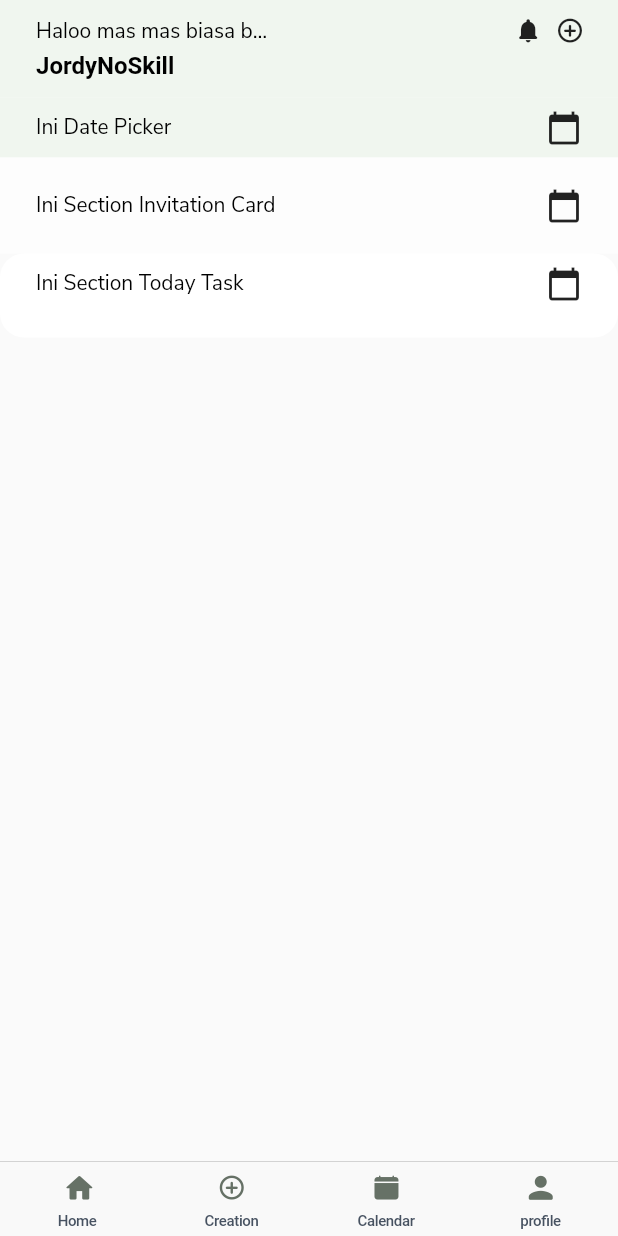
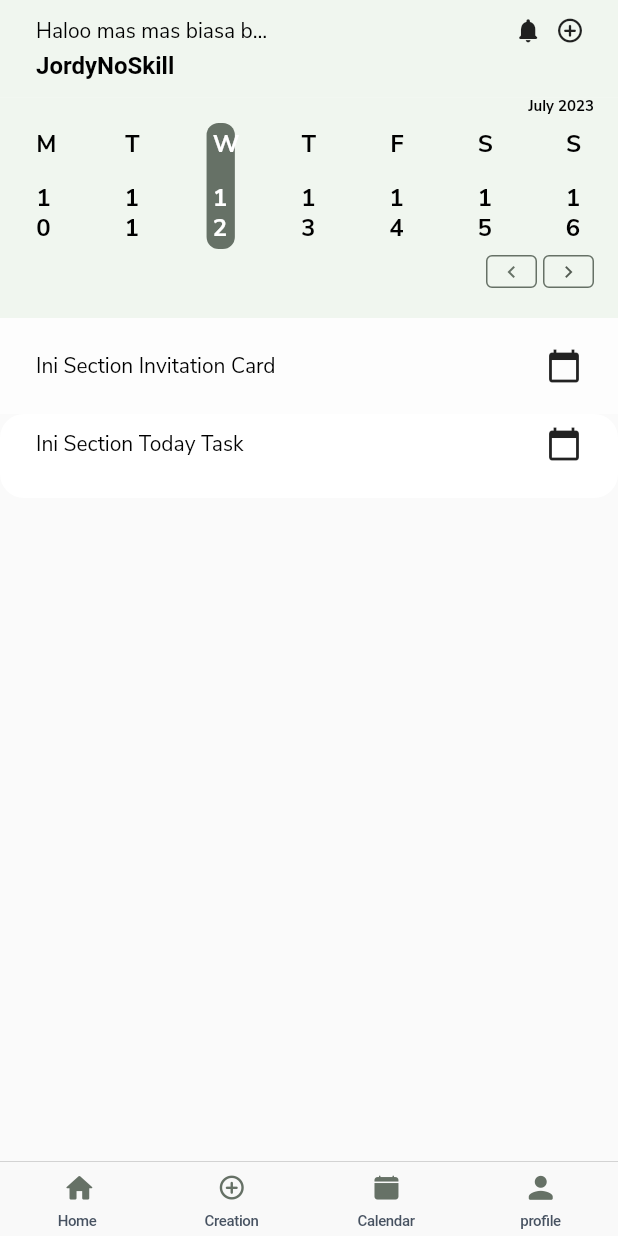
Before and after one commit to irfandigalih/Cobacobatimeboxing, a Flutter app: the MainPage screen opened directly, on a phone screen of 412 x 824 dp. Run offline on Flutter 3.47's test engine with Material 2 defaults, Android fonts, the phone set to English and light mode, and no system bars; our stand-ins replace firebase_core; accounts and stored records are empty.

Commit message:
[Home] Create Weekly Date Picker Component (#9)
* finish create weekly date picker component

* resolve comment, changing color

```diff
--- a/lib/Scenes/Page/HomePage/Component/date_pick.dart
+++ /dev/null
@@ -1,33 +0,0 @@
-import 'package:flutter/material.dart';
-import 'package:timeboxing/Shared/Extension/colors_style_extension.dart';
-import 'package:timeboxing/Shared/Extension/text_style_extension.dart';
-
-class TimeboxingDatePick extends StatefulWidget {
-  const TimeboxingDatePick({super.key});
-
-  @override
-  State<TimeboxingDatePick> createState() => _TimeboxingDatePickState();
-}
-
-class _TimeboxingDatePickState extends State<TimeboxingDatePick> {
-  @override
-  Widget build(BuildContext context) {
-    return Container(
-      color: TimeBoxingColors.primary70(TimeBoxingColorType.tint),
-      padding: const EdgeInsets.fromLTRB(24, 8, 24, 8),
-      child: Row(
-        children: [
-          Text(
-            'Ini Date Picker',
-            style: TimeBoxingTextStyle.paragraph2(
-              TimeBoxingFontWeight.regular,
-              TimeBoxingColors.neutralBlack(),
-            ),
-          ),
-          const Spacer(),
-          const Icon(Icons.calendar_today),
-        ],
-      ), //SEBELUM DEVELOP, ROW JANGAN LUPA DIHAPUS  KARENA HANYA BUAT PENANDA DOANG
-    );
-  }
-}
--- /dev/null
+++ b/lib/Scenes/Page/HomePage/Component/weekly_date_picker_component.dart
@@ -0,0 +1,18 @@
+import 'package:flutter/material.dart';
+import 'package:timeboxing/Shared/Extension/colors_style_extension.dart';
+import 'package:timeboxing/Shared/Extension/text_style_extension.dart';
+import 'package:timeboxing/Shared/Widget/WeeklyDatePicker/Component/weekly_date_picker_component.dart';
+
+class TimeboxingDatePick extends StatefulWidget {
+  const TimeboxingDatePick({super.key});
+
+  @override
+  State<TimeboxingDatePick> createState() => _TimeboxingDatePickState();
+}
+
+class _TimeboxingDatePickState extends State<TimeboxingDatePick> {
+  @override
+  Widget build(BuildContext context) {
+    return const WeeklyDatePicker();
+  }
+}
--- a/lib/Scenes/Page/HomePage/home_page.dart
+++ b/lib/Scenes/Page/HomePage/home_page.dart
@@ -1,6 +1,6 @@
 import 'package:flutter/material.dart';
 import 'package:timeboxing/Scenes/Page/HomePage/Component/greeting_information.dart';
-import 'package:timeboxing/Scenes/Page/HomePage/Component/date_pick.dart';
+import 'package:timeboxing/Scenes/Page/HomePage/Component/weekly_date_picker_component.dart';
 import 'package:timeboxing/Scenes/Page/HomePage/Component/invitation_card.dart';
 import 'package:timeboxing/Scenes/Page/HomePage/Component/today_task.dart';
 import 'package:timeboxing/Scenes/Page/HomePage/Model/home_model.dart';
--- /dev/null
+++ b/lib/Shared/Widget/WeeklyDatePicker/Component/weekly_date_picker_component.dart
@@ -0,0 +1,203 @@
+import 'package:flutter/material.dart';
+import 'package:intl/intl.dart';
+import 'package:timeboxing/Shared/Extension/colors_style_extension.dart';
+import 'package:timeboxing/Shared/Extension/text_style_extension.dart';
+
+class WeeklyDatePicker extends StatefulWidget {
+  const WeeklyDatePicker({super.key});
+
+  @override
+  State<WeeklyDatePicker> createState() => _WeeklyDatePickerState();
+}
+
+class _WeeklyDatePickerState extends State<WeeklyDatePicker> {
+  /// Date Properties
+  DateTime _selectedDate = DateTime.now();
+  DateTime _startDate = DateTime.now();
+  List<DateTime> _dateList = [];
+
+  /// Date Methods
+  DateTime getNearestMonday() {
+    DateTime now = DateTime.now();
+    int currentWeekday = now.weekday;
+    int daysUntilMonday = (currentWeekday + 7 - DateTime.monday) % 7;
+    return now.subtract(Duration(days: daysUntilMonday));
+  }
+
+  List<DateTime> get7DaysAfter(DateTime date) {
+    List<DateTime> dateList = [];
+    for (var i = 0; i < 7; i++) {
+      dateList.add(date.add(Duration(days: i)));
+    }
+    return dateList;
+  }
+
+  void _selectDate(DateTime date) {
+    setState(() {
+      _selectedDate = date;
+    });
+  }
+
+  void _goToPreviousWeek() {
+    setState(() {
+      _startDate = _startDate.subtract(Duration(days: 7));
+      _dateList = get7DaysAfter(_startDate);
+    });
+  }
+
+  void _goToNextWeek() {
+    setState(() {
+      _startDate = _startDate.add(Duration(days: 7));
+      _dateList = get7DaysAfter(_startDate);
+    });
+  }
+
+  List<Widget> _buildWeekdays() {
+    return _dateList.indexed.map((dateIndexed) {
+      final date = _startDate.add(Duration(days: dateIndexed.$1));
+      final weekdayName = DateFormat.E()
+          .format(_startDate.add(Duration(days: dateIndexed.$1)))[0];
+      final isSelected = date.day == _selectedDate.day;
+      return Expanded(
+        child: GestureDetector(
+          onTap: () => _selectDate(date),
+          child: Padding(
+            padding: const EdgeInsets.only(left: 20, right: 20),
+            child: Container(
+              decoration: BoxDecoration(
+                borderRadius: BorderRadius.circular(8.0),
+                color: isSelected
+                    ? TimeBoxingColors.primary50(TimeBoxingColorType.shade)
+                    : null,
+              ),
+              padding: const EdgeInsets.all(4),
+              child: Column(
+                children: [
+                  Text(
+                    weekdayName,
+                    textAlign: TextAlign.center,
+                    style: TimeBoxingTextStyle.paragraph1(
+                      TimeBoxingFontWeight.bold,
+                      isSelected
+                          ? TimeBoxingColors.neutralWhite()
+                          : TimeBoxingColors.neutralBlack(),
+                    ),
+                  ),
+                  const SizedBox(
+                    height: 16,
+                  ),
+                  Center(
+                    child: Text(
+                      date.day.toString(),
+                      style: TimeBoxingTextStyle.paragraph1(
+                        TimeBoxingFontWeight.bold,
+                        isSelected
+                            ? TimeBoxingColors.neutralWhite()
+                            : TimeBoxingColors.neutralBlack(),
+                      ),
+                    ),
+                  ),
+                ],
+              ),
+            ),
+          ),
+        ),
+      );
+    }).toList();
+  }
+
+  @override
+  void initState() {
+    super.initState();
+    _startDate = getNearestMonday();
+    _dateList = get7DaysAfter(_startDate);
+  }
+
+  @override
+  Widget build(BuildContext context) {
+    return Container(
+      decoration: BoxDecoration(
+          color: TimeBoxingColors.primary70(TimeBoxingColorType.tint)),
+      child: Column(
+        children: [
+          Padding(
+            padding: const EdgeInsets.only(right: 16),
+            child: Row(
+              children: [
+                const Spacer(),
+                Text(
+                  DateFormat.yMMMM().format(_startDate),
+                  style: TimeBoxingTextStyle.paragraph4(
+                    TimeBoxingFontWeight.bold,
+                    TimeBoxingColors.neutralBlack(),
+                  ),
+                ),
+              ],
+            ),
+          ),
+          const SizedBox(height: 4),
+          Row(
+            children: _buildWeekdays(),
+          ),
+          const SizedBox(height: 4),
+          Padding(
+            padding: const EdgeInsets.only(right: 16),
+            child: Row(
+              children: [
+                const Spacer(),
+                GestureDetector(
+                  onTap: () => _goToPreviousWeek(),
+                  child: Container(
+                    padding: const EdgeInsets.symmetric(
+                      horizontal: 8,
+                      vertical: 2,
+                    ),
+                    decoration: BoxDecoration(
+                      border: Border.all(
+                        color: TimeBoxingColors.primary50(
+                            TimeBoxingColorType.shade),
+                        width: 1,
+                      ),
+                      borderRadius: const BorderRadius.all(Radius.circular(4)),
+                    ),
+                    child: Icon(
+                      Icons.chevron_left,
+                      size: 16,
+                      color:
+                          TimeBoxingColors.primary50(TimeBoxingColorType.shade),
+                    ),
+                  ),
+                ),
+                const SizedBox(width: 4),
+                GestureDetector(
+                  onTap: () => _goToNextWeek(),
+                  child: Container(
+                    padding: const EdgeInsets.symmetric(
+                      horizontal: 8,
+                      vertical: 2,
+                    ),
+                    decoration: BoxDecoration(
+                      border: Border.all(
+                        color: TimeBoxingColors.primary50(
+                            TimeBoxingColorType.shade),
+                        width: 1,
+                      ),
+                      borderRadius: const BorderRadius.all(Radius.circular(4)),
+                    ),
+                    child: Icon(
+                      Icons.chevron_right,
+                      size: 16,
+                      color:
+                          TimeBoxingColors.primary60(TimeBoxingColorType.shade),
+                    ),
+                  ),
+                ),
+              ],
+            ),
+          ),
+          const SizedBox(height: 20),
+        ],
+      ),
+    );
+  }
+}
--- a/pubspec.yaml
+++ b/pubspec.yaml
@@ -35,6 +35,7 @@ dependencies:
   # Use with the CupertinoIcons class for iOS style icons.
   cupertino_icons: ^1.0.2
   firebase_core: ^2.14.0
+  intl: ^0.18.1
 
 dev_dependencies:
   flutter_test:
```
Also changed, not shown: pubspec.lock.
